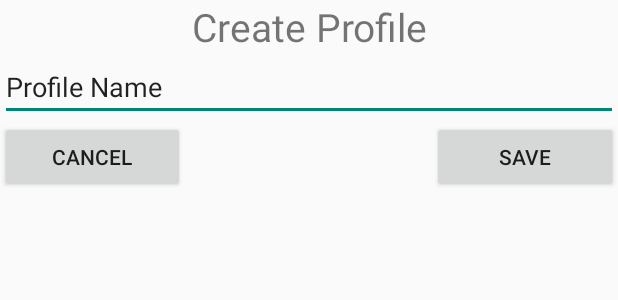
After one commit to katemagbitang/soundVox, an Android app: the layout activity_pop_up_create_profile.xml on its own in the app's theme, with its tools: preview values and no code run, on a phone screen of 412 x 824 dp. The commit adds this screen. Shown: the top 300 px of the screen. Run offline under Robolectric (Android 15) with nearby library versions, the phone set to English and light mode, and no system bars.

Commit message:
back buttons updated and added the pop-up for profile

```diff
--- a/app/src/main/AndroidManifest.xml
+++ b/app/src/main/AndroidManifest.xml
@@ -8,9 +8,8 @@
         android:label="@string/app_name"
         android:roundIcon="@mipmap/ic_launcher_round"
         android:supportsRtl="true"
-
         android:theme="@style/Theme.AppCompat.Light.NoActionBar">
-        <activity android:name=".RecordingActivity"></activity>
+        <activity android:name=".RecordingActivity" />
         <activity android:name=".MenuActivity" />
         <activity android:name=".ProfileActivity" />
         <activity android:name=".MenuProfileActivity" />
--- a/app/src/main/java/ph/edu/dlsu/mobdeve/s17/magbitang/julianne/soundvox/RecordingActivity.java
+++ b/app/src/main/java/ph/edu/dlsu/mobdeve/s17/magbitang/julianne/soundvox/RecordingActivity.java
@@ -20,7 +20,6 @@ public class RecordingActivity extends AppCompatActivity {
         back_btn.setOnClickListener(view -> {
             Intent goToMenu = new Intent(RecordingActivity.this, MenuActivity.class);
             startActivity(goToMenu);
-            finish();
         });
     }
 }
--- /dev/null
+++ b/app/src/main/res/layout/activity_pop_up_create_profile.xml
@@ -0,0 +1,52 @@
+<?xml version="1.0" encoding="utf-8"?>
+<androidx.constraintlayout.widget.ConstraintLayout xmlns:android="http://schemas.android.com/apk/res/android"
+    xmlns:app="http://schemas.android.com/apk/res-auto"
+    xmlns:tools="http://schemas.android.com/tools"
+    android:layout_width="match_parent"
+    android:layout_height="wrap_content"
+    tools:context=".PopUpCreateProfile">
+
+    <TextView
+        android:id="@+id/profile_label"
+        android:layout_width="match_parent"
+        android:layout_height="wrap_content"
+        android:textAlignment="center"
+        android:textSize="26dp"
+        android:text="Create Profile"
+        app:layout_constraintTop_toTopOf="parent" />
+    <EditText
+        android:id="@+id/input_profile"
+        android:layout_width="match_parent"
+        android:layout_height="wrap_content"
+        android:text="Profile Name"
+        app:layout_constraintTop_toBottomOf="@id/profile_label"/>
+    <LinearLayout
+        android:layout_width="match_parent"
+        android:layout_height="wrap_content"
+        app:layout_constraintTop_toBottomOf="@id/input_profile"
+        android:weightSum="10"
+        android:orientation="horizontal">
+
+        <androidx.appcompat.widget.AppCompatButton
+            android:id="@+id/btn_cancel"
+            android:layout_width="0dp"
+            android:layout_height="match_parent"
+            android:layout_weight="3"
+            android:text="Cancel"/>
+
+        <Space
+            android:layout_width="0dp"
+            android:layout_height="match_parent"
+            android:layout_weight="4"/>
+
+        <androidx.appcompat.widget.AppCompatButton
+            android:id="@+id/btn_save"
+            android:layout_width="0dp"
+            android:layout_height="match_parent"
+            android:layout_weight="3"
+            android:text="Save"/>
+
+    </LinearLayout>
+
+
+</androidx.constraintlayout.widget.ConstraintLayout>
```
Also changed, not shown: app/src/main/java/ph/edu/dlsu/mobdeve/s17/magbitang/julianne/soundvox/MenuActivity.java (+38 -8 lines), app/src/main/res/layout/activity_profile.xml (+7 -12 lines), app/src/main/res/layout/activity_recording.xml (+8 -6 lines).
